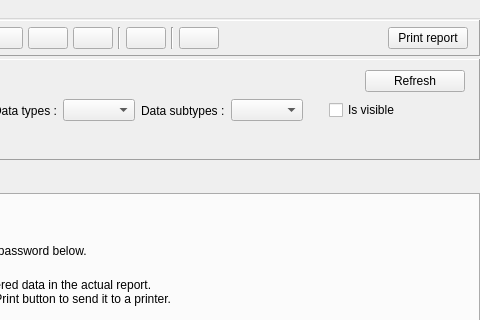
tbikfalvi/Belenus, file viewer/wndmain.ui: the form before one commit; both pictures show x 544 to 1024 and y 0 to 320 of the 1024 by 600 pixel window.
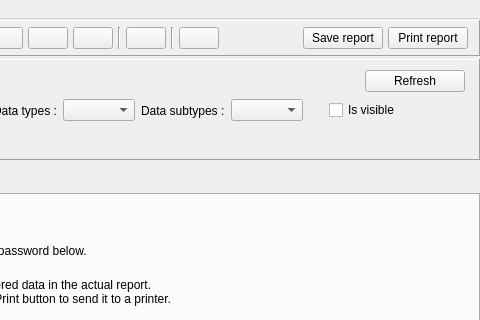
The form after the commit.

Diff of the .ui file:
```diff
--- a/viewer/wndmain.ui
+++ b/viewer/wndmain.ui
@@ -403,6 +403,22 @@
          </property>
         </spacer>
        </item>
+       <item>
+        <widget class="QPushButton" name="pbSave">
+         <property name="toolTip">
+          <string>Save report content to file</string>
+         </property>
+         <property name="text">
+          <string>Save report</string>
+         </property>
+         <property name="iconSize">
+          <size>
+           <width>30</width>
+           <height>30</height>
+          </size>
+         </property>
+        </widget>
+       </item>
        <item>
         <widget class="QPushButton" name="pbPrint">
          <property name="text">
```
Left out of the diff: 11 changed lines with no effect on the pictures.
